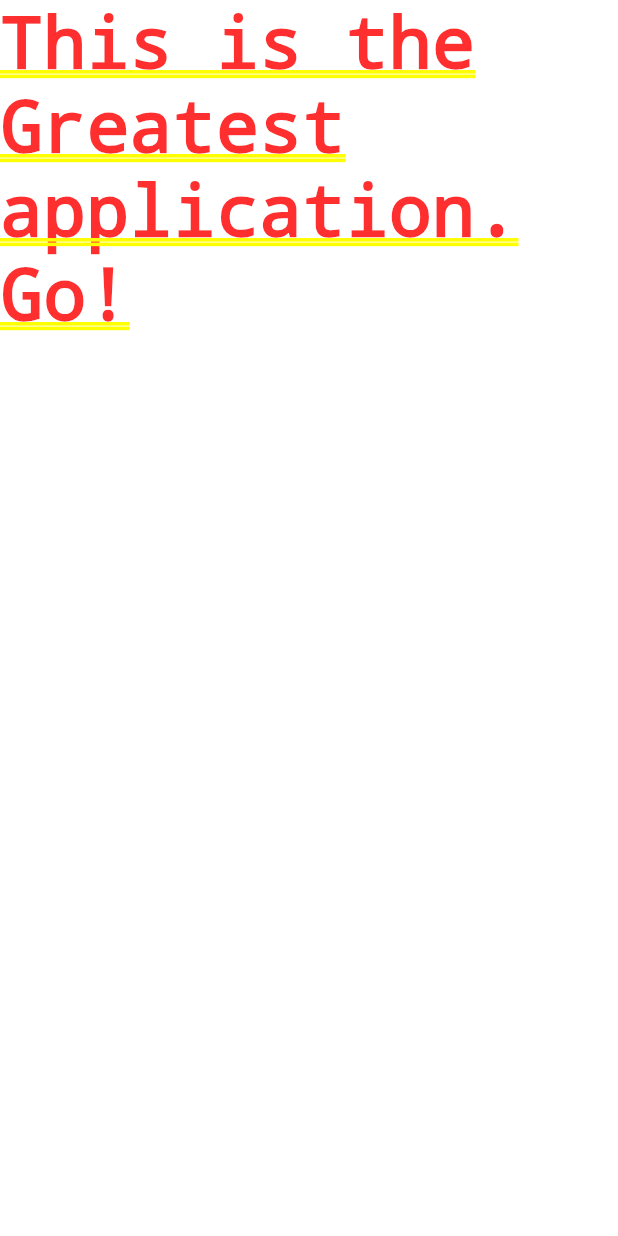
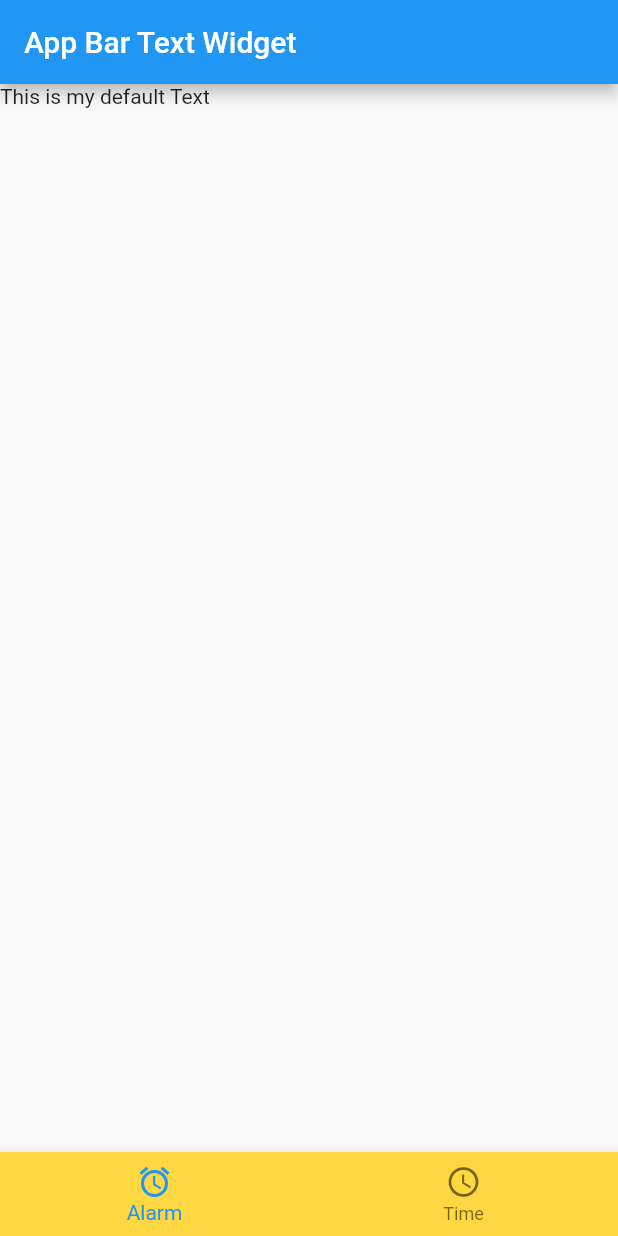
Before and after one commit to GargNishant/FlutterGuide, a Flutter app: the screen it shows after launch, on a phone screen of 412 x 824 dp. Run offline on Flutter 3.47's test engine with Material 2 defaults, Android fonts, the phone set to English and light mode, and no system bars.

Commit message:
+ AppBar, Text, Scaffold, BottomNavigationBar

```diff
--- a/lib/main.dart
+++ b/lib/main.dart
@@ -6,7 +6,22 @@ class ApplicationWidget extends StatelessWidget{
 
   @override
   Widget build(BuildContext context) {
-    return MaterialApp(home: Text("This is the Greatest application. Go!"));
+    return MaterialApp(
+        home: Scaffold( //Scaffold contains some basic elements of empty page like White background, themes for Text, etc
+          appBar: AppBar(title: Text("App Bar Text Widget"),), //Default App bar with a title
+
+          body: Text("This is my default Text"), //Body is the Background of the App.
+
+          bottomNavigationBar: BottomNavigationBar( //Bottom Navigation Bar
+            backgroundColor: Colors.amberAccent,
+            items: const <BottomNavigationBarItem>[  //Tabs of the Bottom Navigation bar are written here
+              BottomNavigationBarItem(icon: Icon(Icons.access_alarm),title: Text("Alarm")),
+              BottomNavigationBarItem(icon: Icon(Icons.access_time),title: Text("Time"))
+            ]
+         )
+
+        )
+    );
   }
 
 }
```
